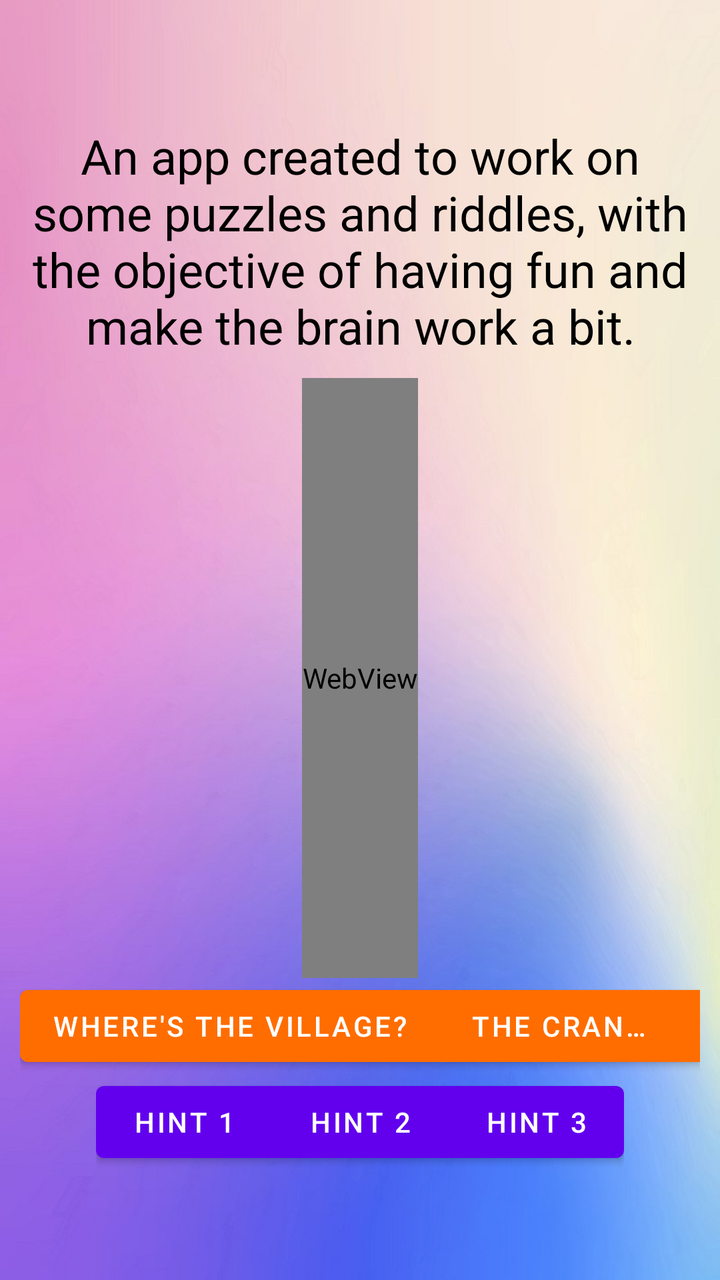
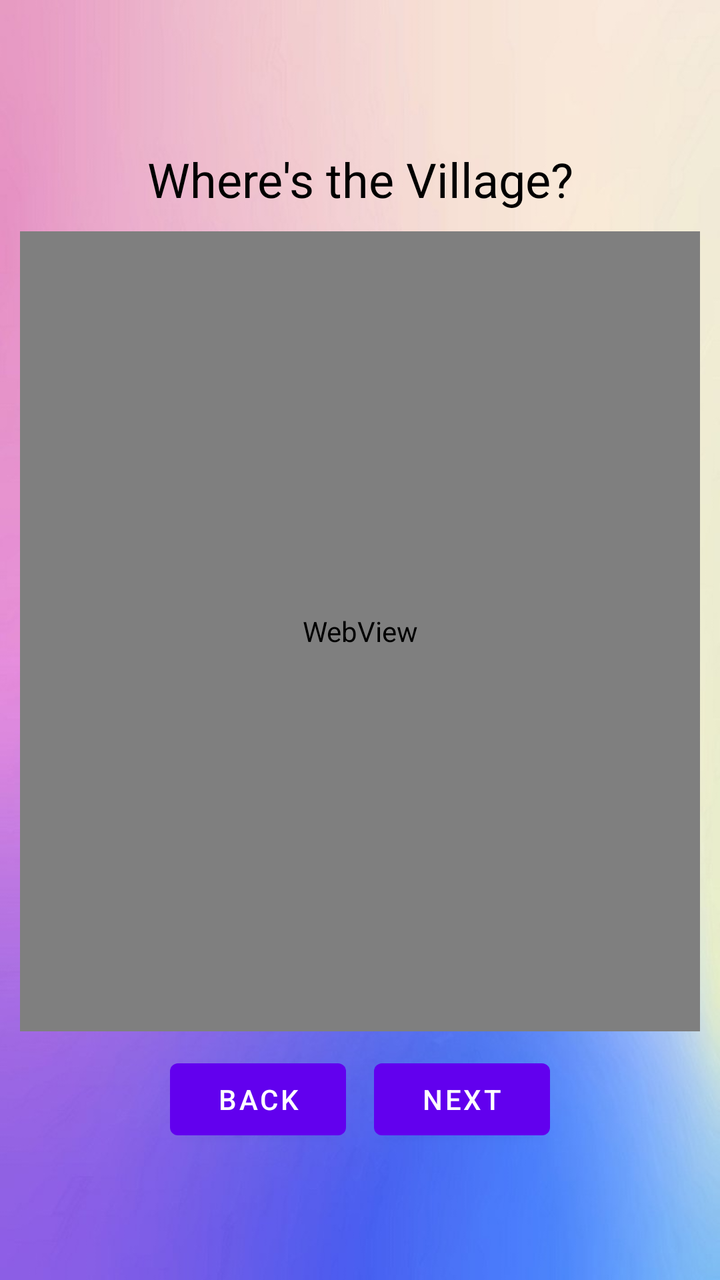

An Android layout rendered at two revisions. The XML below is the earlier revision; the diff shows what the commit changed to produce the second picture.
<!-- AndroidManifest.xml: application theme Theme.PuzzleReminder -->
<!-- res/layout/activity_web.xml -->
<?xml version="1.0" encoding="utf-8"?>
<LinearLayout xmlns:android="http://schemas.android.com/apk/res/android"
    xmlns:app="http://schemas.android.com/apk/res-auto"
    xmlns:tools="http://schemas.android.com/tools"
    android:id="@+id/main"
    android:layout_width="match_parent"
    android:layout_height="match_parent"
    android:background="@drawable/background"
    android:gravity="center"
    android:orientation="vertical"
    android:padding="10dp"
    tools:context=".WebActivity">

    <TextView
        android:id="@+id/w_tv_help"
        android:layout_width="match_parent"
        android:layout_height="wrap_content"
        android:layout_marginTop="7dp"
        android:layout_marginBottom="10dp"
        android:text="@string/app_description"
        android:textAlignment="center"
        android:textColor="@color/black"
        android:textSize="24sp"
        android:textStyle="normal" />

    <WebView
        android:layout_width="wrap_content"
        android:layout_height="300dp" />

    <com.google.android.material.button.MaterialButtonToggleGroup
        android:id="@+id/w_bg_puzzles"
        android:layout_width="wrap_content"
        android:layout_height="wrap_content"
        android:orientation="horizontal"
        app:selectionRequired="true"
        app:checkedButton="@id/button_1"
        app:singleSelection="true">

        <com.google.android.material.button.MaterialButton
            android:id="@+id/w_b_puzzle_1"
            android:layout_width="wrap_content"
            android:layout_height="wrap_content"
            android:text="@string/p_name_1"
            android:textColor="@color/white"
            app:backgroundTint="@color/orange" />

        <com.google.android.material.button.MaterialButton
            android:id="@+id/w_b_puzzle_2"
            android:layout_width="wrap_content"
            android:layout_height="wrap_content"
            android:text="@string/p_name_2"
            android:textColor="@color/white"
            app:backgroundTint="@color/orange" />

        <com.google.android.material.button.MaterialButton
            android:id="@+id/w_b_puzzle_3"
            android:layout_width="wrap_content"
            android:layout_height="wrap_content"
            android:text="@string/p_name_3"
            android:textColor="@color/white"
            app:backgroundTint="@color/orange" />

        <com.google.android.material.button.MaterialButton
            android:id="@+id/w_b_puzzle_4"
            android:layout_width="wrap_content"
            android:layout_height="wrap_content"
            android:text="@string/p_name_4"
            android:textColor="@color/white"
            app:backgroundTint="@color/orange" />

    </com.google.android.material.button.MaterialButtonToggleGroup>/>

    <com.google.android.material.button.MaterialButtonToggleGroup
        android:id="@+id/w_bg_hints"
        android:layout_width="wrap_content"
        android:layout_height="wrap_content"
        android:orientation="horizontal"
        app:selectionRequired="true"
        app:checkedButton="@id/button_1"
        app:singleSelection="true">

        <com.google.android.material.button.MaterialButton
            android:id="@+id/w_b_hint_1"
            android:layout_width="wrap_content"
            android:layout_height="wrap_content"
            android:text="@string/p_button_1"
            android:textColor="@color/white"
            app:backgroundTint="@color/purple_500" />

        <com.google.android.material.button.MaterialButton
            android:id="@+id/w_b_hint_2"
            android:layout_width="wrap_content"
            android:layout_height="wrap_content"
            android:text="@string/p_button_2"
            android:textColor="@color/white"
            app:backgroundTint="@color/purple_500" />

        <com.google.android.material.button.MaterialButton
            android:id="@+id/w_b_hint_3"
            android:layout_width="wrap_content"
            android:layout_height="wrap_content"
            android:text="@string/p_button_3"
            android:textColor="@color/white"
            app:backgroundTint="@color/purple_500" />

    </com.google.android.material.button.MaterialButtonToggleGroup>/>

</LinearLayout>
<!-- resources referenced by this layout -->
<resources>
  <color name="black">#FF000000</color>
  <color name="orange">#FF6D00</color>
  <color name="purple_500">#FF6200EE</color>
  <color name="white">#FFFFFF</color>
  <!-- drawable background: png bitmap (drawable, 302929 bytes) -->
  <string name="app_description">An app created to work on some puzzles and riddles, with the objective of having fun and make the brain work a bit.</string>
  <string name="p_button_1">Hint 1</string>
  <string name="p_button_2">Hint 2</string>
  <string name="p_button_3">Hint 3</string>
  <string name="p_name_1">Where\'s the Village?</string>
  <string name="p_name_2">The Crank and Slot</string>
  <string name="p_name_3">Strange Hats</string>
  <string name="p_name_4">Where\'s My House?</string>
  <style name="Theme.PuzzleReminder" parent="Theme.MaterialComponents.DayNight.NoActionBar">
          
          <item name="colorPrimary">@color/purple_500</item>
          <item name="colorPrimaryVariant">@color/purple_700</item>
          <item name="colorOnPrimary">@color/white</item>
          
          <item name="colorSecondary">@color/teal_200</item>
          <item name="colorSecondaryVariant">@color/teal_700</item>
          <item name="colorOnSecondary">@color/black</item>
          
          <item name="android:statusBarColor">?attr/colorPrimaryVariant</item>
          
      </style>
  <color name="purple_700">#FF3700B3</color>
  <color name="teal_200">#FF03DAC5</color>
  <color name="teal_700">#FF018786</color>
</resources>

<!-- the commit's change to res/layout/activity_web.xml (unified diff, before → after) -->
@@ -2,7 +2,7 @@
 <LinearLayout xmlns:android="http://schemas.android.com/apk/res/android"
     xmlns:app="http://schemas.android.com/apk/res-auto"
     xmlns:tools="http://schemas.android.com/tools"
-    android:id="@+id/main"
+    android:id="@+id/w_main"
     android:layout_width="match_parent"
     android:layout_height="match_parent"
     android:background="@drawable/background"
@@ -12,97 +12,41 @@
     tools:context=".WebActivity">
 
     <TextView
-        android:id="@+id/w_tv_help"
+        android:id="@+id/w_tv_title"
         android:layout_width="match_parent"
         android:layout_height="wrap_content"
         android:layout_marginTop="7dp"
         android:layout_marginBottom="10dp"
-        android:text="@string/app_description"
+        android:text="@string/p_name_1"
         android:textAlignment="center"
         android:textColor="@color/black"
         android:textSize="24sp"
         android:textStyle="normal" />
 
     <WebView
-        android:layout_width="wrap_content"
-        android:layout_height="300dp" />
+        android:id="@+id/w_browser"
+        android:layout_width="match_parent"
+        android:layout_height="400dp" />
 
-    <com.google.android.material.button.MaterialButtonToggleGroup
-        android:id="@+id/w_bg_puzzles"
+    <LinearLayout
         android:layout_width="wrap_content"
         android:layout_height="wrap_content"
-        android:orientation="horizontal"
-        app:selectionRequired="true"
-        app:checkedButton="@id/button_1"
-        app:singleSelection="true">
+        android:layout_marginTop="10dp"
+        android:orientation="horizontal">
 
-        <com.google.android.material.button.MaterialButton
-            android:id="@+id/w_b_puzzle_1"
+        <Button
+            android:id="@+id/w_button_back"
             android:layout_width="wrap_content"
             android:layout_height="wrap_content"
-            android:text="@string/p_name_1"
-            android:textColor="@color/white"
-            app:backgroundTint="@color/orange" />
+            android:layout_marginRight="14dp"
+            android:layout_weight="1"
+            android:text="@string/w_back" />
 
-        <com.google.android.material.button.MaterialButton
-            android:id="@+id/w_b_puzzle_2"
+        <Button
+            android:id="@+id/w_button_next"
             android:layout_width="wrap_content"
             android:layout_height="wrap_content"
-            android:text="@string/p_name_2"
-            android:textColor="@color/white"
-            app:backgroundTint="@color/orange" />
-
-        <com.google.android.material.button.MaterialButton
-            android:id="@+id/w_b_puzzle_3"
-            android:layout_width="wrap_content"
-            android:layout_height="wrap_content"
-            android:text="@string/p_name_3"
-            android:textColor="@color/white"
-            app:backgroundTint="@color/orange" />
-
-        <com.google.android.material.button.MaterialButton
-            android:id="@+id/w_b_puzzle_4"
-            android:layout_width="wrap_content"
-            android:layout_height="wrap_content"
-            android:text="@string/p_name_4"
-            android:textColor="@color/white"
-            app:backgroundTint="@color/orange" />
-
-    </com.google.android.material.button.MaterialButtonToggleGroup>/>
-
-    <com.google.android.material.button.MaterialButtonToggleGroup
-        android:id="@+id/w_bg_hints"
-        android:layout_width="wrap_content"
-        android:layout_height="wrap_content"
-        android:orientation="horizontal"
-        app:selectionRequired="true"
-        app:checkedButton="@id/button_1"
-        app:singleSelection="true">
-
-        <com.google.android.material.button.MaterialButton
-            android:id="@+id/w_b_hint_1"
-            android:layout_width="wrap_content"
-            android:layout_height="wrap_content"
-            android:text="@string/p_button_1"
-            android:textColor="@color/white"
-            app:backgroundTint="@color/purple_500" />
-
-        <com.google.android.material.button.MaterialButton
-            android:id="@+id/w_b_hint_2"
-            android:layout_width="wrap_content"
-            android:layout_height="wrap_content"
-            android:text="@string/p_button_2"
-            android:textColor="@color/white"
-            app:backgroundTint="@color/purple_500" />
-
-        <com.google.android.material.button.MaterialButton
-            android:id="@+id/w_b_hint_3"
-            android:layout_width="wrap_content"
-            android:layout_height="wrap_content"
-            android:text="@string/p_button_3"
-            android:textColor="@color/white"
-            app:backgroundTint="@color/purple_500" />
-
-    </com.google.android.material.button.MaterialButtonToggleGroup>/>
-
+            android:layout_weight="1"
+            android:text="@string/w_next" />
+    </LinearLayout>
 </LinearLayout>
<!-- resource entries referenced after the edit -->
@@ -1,18 +1,12 @@
 <!-- resources referenced by this layout -->
 <resources>
   <color name="black">#FF000000</color>
-  <color name="orange">#FF6D00</color>
   <color name="purple_500">#FF6200EE</color>
   <color name="white">#FFFFFF</color>
   <!-- drawable background: png bitmap (drawable, 302929 bytes) -->
-  <string name="app_description">An app created to work on some puzzles and riddles, with the objective of having fun and make the brain work a bit.</string>
-  <string name="p_button_1">Hint 1</string>
-  <string name="p_button_2">Hint 2</string>
-  <string name="p_button_3">Hint 3</string>
   <string name="p_name_1">Where\'s the Village?</string>
-  <string name="p_name_2">The Crank and Slot</string>
-  <string name="p_name_3">Strange Hats</string>
-  <string name="p_name_4">Where\'s My House?</string>
+  <string name="w_back">Back</string>
+  <string name="w_next">Next</string>
   <style name="Theme.PuzzleReminder" parent="Theme.MaterialComponents.DayNight.NoActionBar">
           
           <item name="colorPrimary">@color/purple_500</item>
